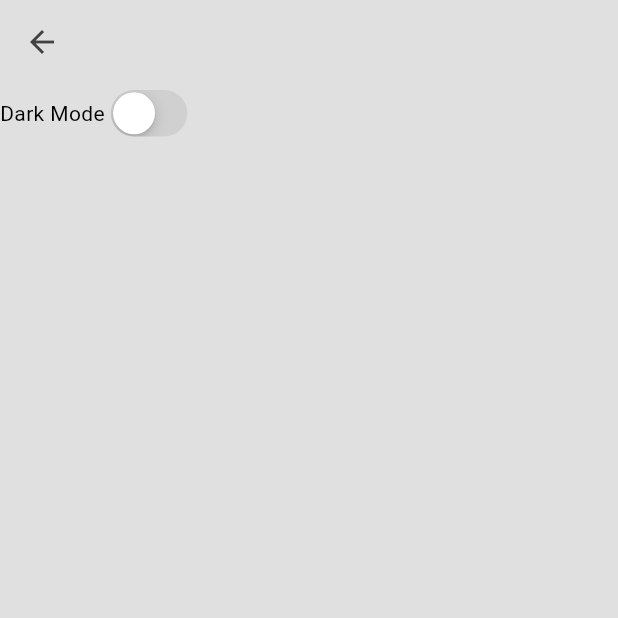
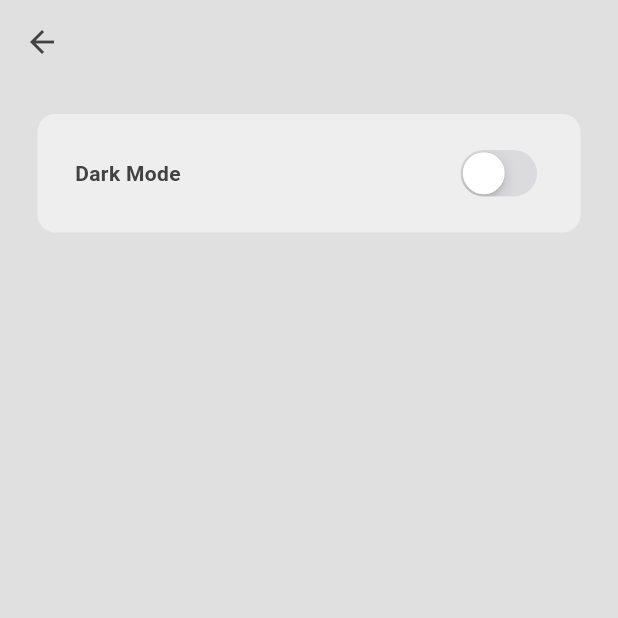
Before and after one commit to faldi17/notes-flutter, a Flutter app: the screen it shows after launch, in the side drawer, after a tap on "Settings", on a phone screen of 412 x 824 dp, the top half of it. Run offline on Flutter 3.47's test engine with Material 3 defaults, Android fonts, the phone set to English and light mode, and no system bars; our stand-ins replace google_fonts, isar; accounts and stored records are empty; generated files the repository leaves out were written again.

Commit message:
styling settings theme

```diff
--- a/lib/pages/settings_page.dart
+++ b/lib/pages/settings_page.dart
@@ -15,10 +15,25 @@ class SettingsPage extends StatelessWidget {
         backgroundColor: Colors.transparent,
         foregroundColor: Theme.of(context).colorScheme.inversePrimary,
       ),
-      body: Row(
+      body: Container(
+        decoration: BoxDecoration(
+          color: Theme.of(context).colorScheme.primary,
+          borderRadius: BorderRadius.circular(12),
+        ),
+        padding: EdgeInsets.symmetric(vertical: 20, horizontal: 25),
+        margin: EdgeInsets.only(left: 25, right: 25, top: 20),
+        child: Row(
+          mainAxisAlignment: MainAxisAlignment.spaceBetween,
           children: [
             // dark mode
-          Text("Dark Mode"),
+            Text(
+              "Dark Mode",
+              style: TextStyle(
+                fontWeight: FontWeight.bold,
+                color: Theme.of(context).colorScheme.inversePrimary,
+
+              ),
+            ),
 
             // switch toggle
             CupertinoSwitch(
@@ -29,6 +44,7 @@ class SettingsPage extends StatelessWidget {
             ),
           ],
         ),
+      ),
     );
   }
 }
```
Lines whose indentation alone changed are shown as unchanged.
